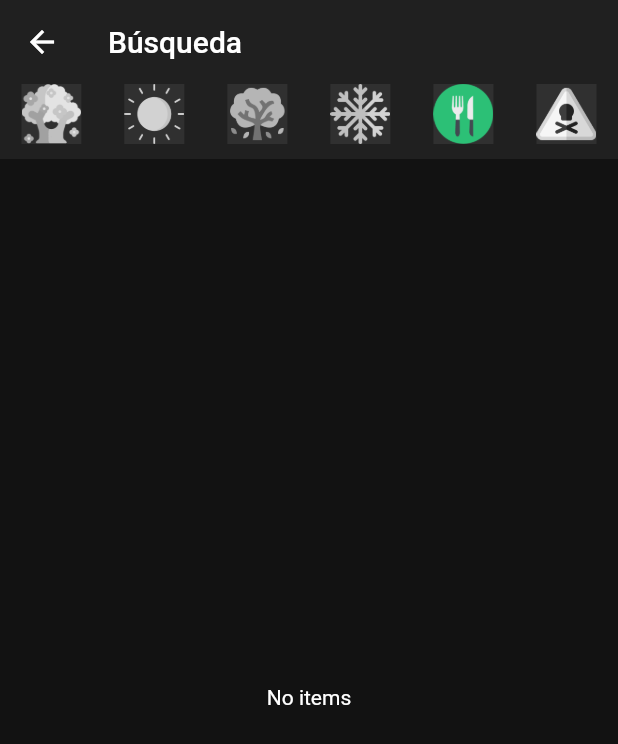
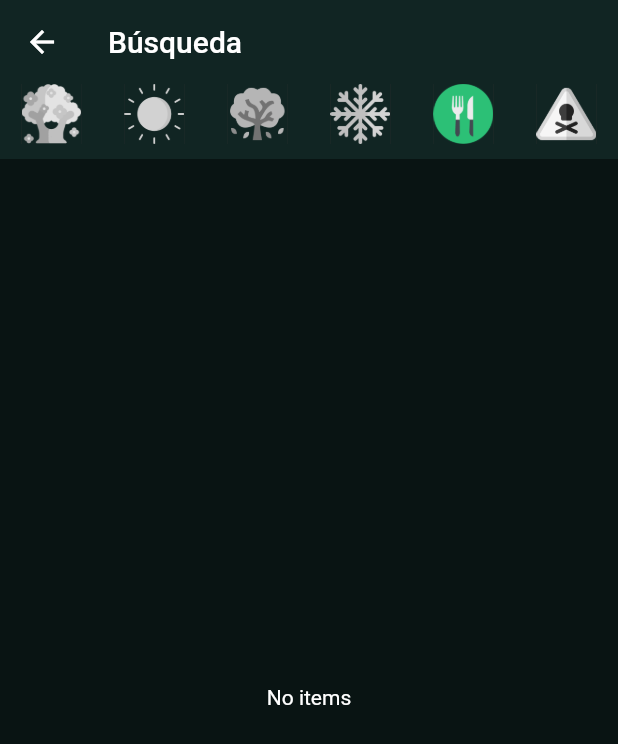
Before and after one commit to erikbg7/Boletify, a Flutter app: the screen it shows after launch, after a tap on "Comestible", on a phone screen of 412 x 824 dp. Shown: the top 744 px of the screen. Run offline on Flutter 3.47's test engine with Material 2 defaults, Android fonts, the phone set to English and light mode, and no system bars; our stand-ins replace bloc, cloud_firestore, equatable, firebase_core, flutter_bloc, image_picker; missing offline and left inert: tflite; accounts and stored records are empty.

Commit message:
Fix filter buttons transparency :lipstick:

```diff
--- a/lib/app/app_theme.dart
+++ b/lib/app/app_theme.dart
@@ -8,9 +8,8 @@ ThemeData buildThemeData() {
       primarySwatch: Colors.grey,
       brightness: Brightness.dark,
       primaryColor: Colors.black,
-      scaffoldBackgroundColor: Color(0xFF202020),
-//      scaffoldBackgroundColor: Color(0xFF112523),
-      appBarTheme: AppBarTheme(color: Color(0xFF202020), shadowColor: Colors.transparent),
+      scaffoldBackgroundColor: Color(0xFF112523),
+      appBarTheme: AppBarTheme(color: Color(0xFF112523), shadowColor: Colors.transparent),
       floatingActionButtonTheme: FloatingActionButtonThemeData(
           highlightElevation: 10.0,
           elevation: 10.0,
--- a/lib/screens/search/components/filter_button.dart
+++ b/lib/screens/search/components/filter_button.dart
@@ -23,11 +23,15 @@ class FilterButton extends StatelessWidget {
 
     return Material(
       child: InkWell(
-          onTap: () => BlocProvider.of<SearchFilterBloc>(context).add(event),
+        onTap: () => BlocProvider.of<SearchFilterBloc>(context).add(event),
+        child: Container(
+          color: Color(0xFF112523),
           child: BlackWhiteFilter(
             isFilterActive: isActive,
             child: Image.asset(imageUrl),
-          )),
+          ),
+        ),
+      ),
     );
   }
 }
```
